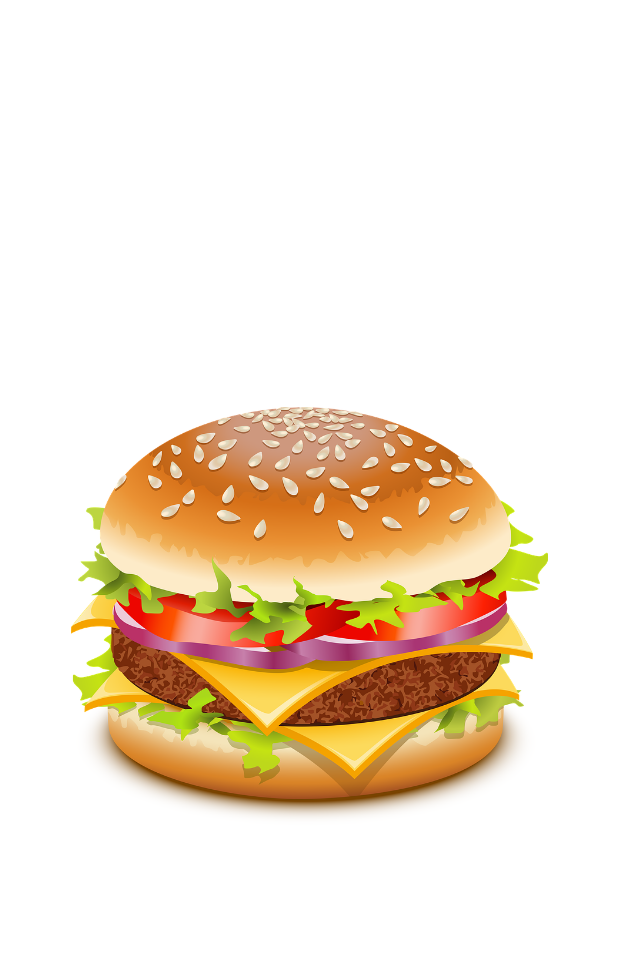
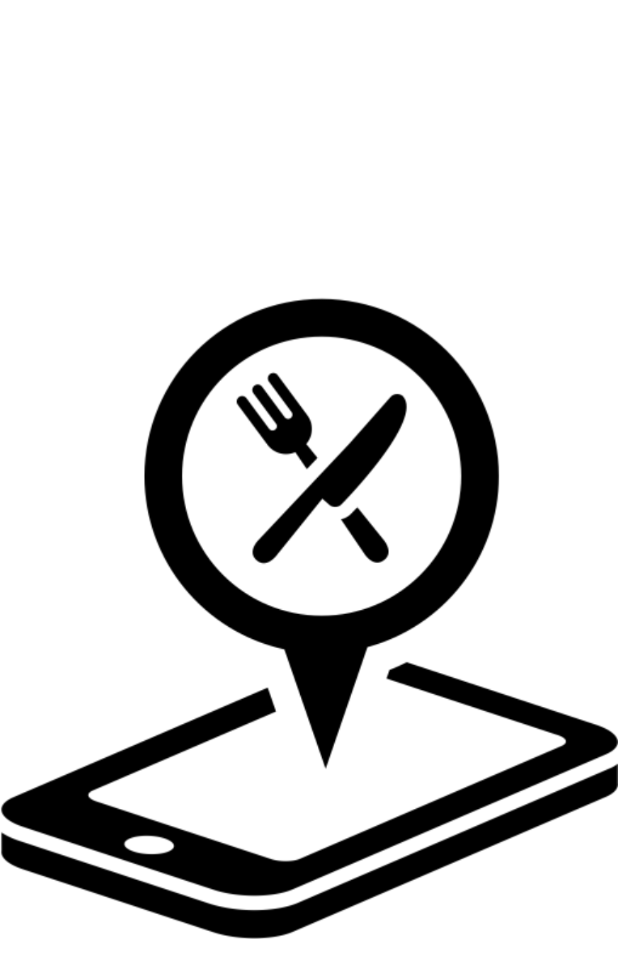
Before and after one commit to KhilanVithani/Android-Food-Ordring-App-Ui, an Android app: the MainActivity screen opened directly, with no data from a screen before it, on a phone screen of 412 x 824 dp. Shown: the top 978 px of the screen. Run offline under Robolectric (Android 15) with nearby library versions, the phone set to English and light mode, and no system bars.

Commit message:
logo change

```diff
--- a/app/src/main/AndroidManifest.xml
+++ b/app/src/main/AndroidManifest.xml
@@ -7,7 +7,7 @@
         android:allowBackup="true"
         android:dataExtractionRules="@xml/data_extraction_rules"
         android:fullBackupContent="@xml/backup_rules"
-        android:icon="@drawable/logo"
+        android:icon="@drawable/icon"
         android:label="@string/app_name"
         android:roundIcon="@mipmap/ic_launcher"
         android:supportsRtl="true"
--- a/app/src/main/res/layout/activity_main.xml
+++ b/app/src/main/res/layout/activity_main.xml
@@ -10,7 +10,7 @@
     <ImageView
         android:layout_width="wrap_content"
         android:layout_height="wrap_content"
-        android:src="@drawable/logo"
+        android:src="@drawable/splash"
         app:layout_constraintBottom_toBottomOf="parent"
         app:layout_constraintEnd_toEndOf="parent"
         app:layout_constraintHorizontal_bias="0.5"
```
Also changed, not shown: app/src/main/res/drawable-mdpi/icon.jpg (added), app/src/main/res/drawable-mdpi/splash.png (added).
